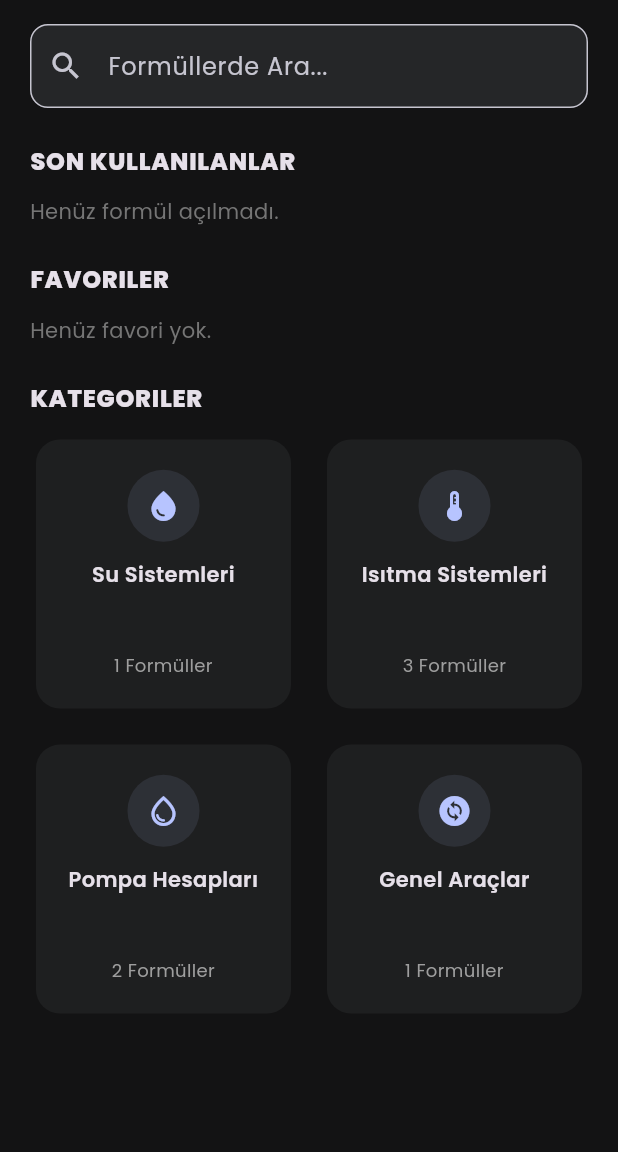
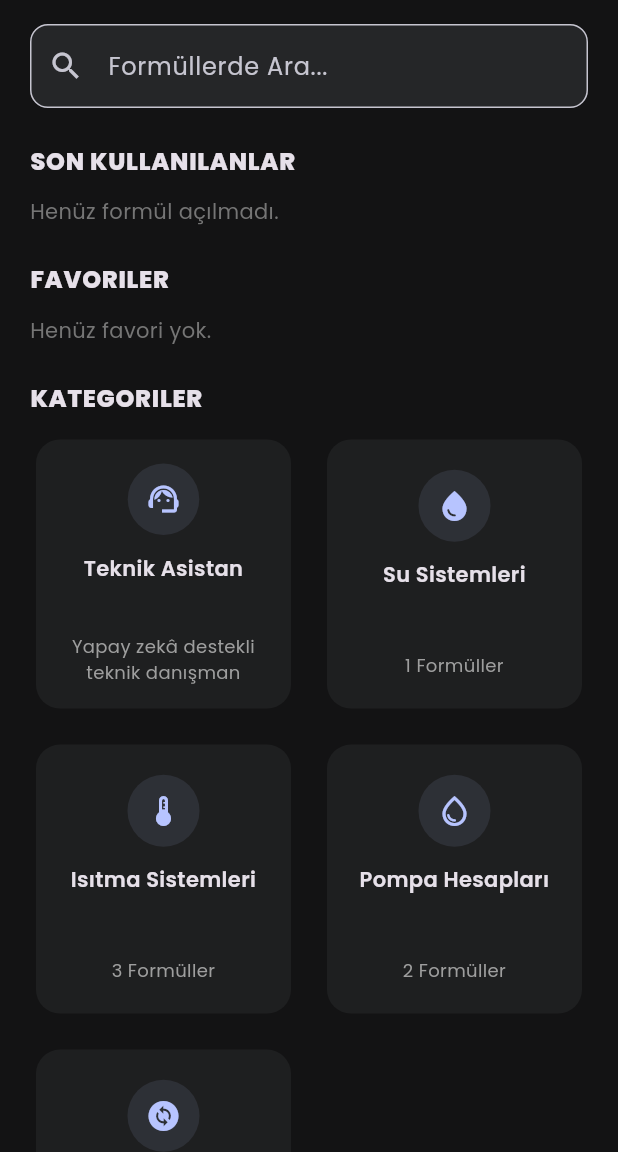
Before and after one commit to beratsoyler/pomeka_v133, a Flutter app: the screen it shows after launch, on a phone screen of 412 x 824 dp, the part 84-1236 px from its top. Run offline on Flutter 3.47's test engine with Material 3 defaults, Android fonts, the phone set to English and light mode, and no system bars; our stand-ins replace fl_chart, google_fonts, pdf, printing, shared_preferences.

Commit message:
Add technical assistant card on home screen

```diff
--- a/lib/screens/catalog_home_screen.dart
+++ b/lib/screens/catalog_home_screen.dart
@@ -9,6 +9,8 @@ import '../search/formula_search.dart';
 import '../services/formula_storage.dart';
 import '../widgets/category_card.dart';
 import '../widgets/formula_card.dart';
+import '../widgets/readable_text.dart';
+import '../pages/chat_page.dart';
 import 'category_screen.dart';
 import 'calculators.dart';
 
@@ -214,9 +216,19 @@ class _CatalogHomeScreenState extends State<CatalogHomeScreen> {
                       mainAxisSpacing: 16,
                       childAspectRatio: 0.95,
                     ),
-                    itemCount: categories.length,
+                    itemCount: categories.length + 1,
                     itemBuilder: (context, index) {
-                      final category = categories[index];
+                      if (index == 0) {
+                        return _AssistantCard(
+                          onTap: () => Navigator.push(
+                            context,
+                            MaterialPageRoute(
+                              builder: (_) => buildChatPage(),
+                            ),
+                          ),
+                        );
+                      }
+                      final category = categories[index - 1];
                       final count =
                           FormulaRegistry.countForCategory(category.id);
                       return CategoryCard(
@@ -302,3 +314,78 @@ class _FormulaGrid extends StatelessWidget {
     );
   }
 }
+
+class _AssistantCard extends StatelessWidget {
+  final VoidCallback onTap;
+
+  const _AssistantCard({required this.onTap});
+
+  @override
+  Widget build(BuildContext context) {
+    final isDark = Theme.of(context).brightness == Brightness.dark;
+    final color = Theme.of(context).colorScheme.primary;
+    return InkWell(
+      onTap: onTap,
+      borderRadius: BorderRadius.circular(16),
+      child: Card(
+        elevation: isDark ? 0 : 2,
+        shape: RoundedRectangleBorder(borderRadius: BorderRadius.circular(16)),
+        child: LayoutBuilder(
+          builder: (context, constraints) {
+            final compact = constraints.maxHeight < 150;
+            final padding = compact ? 12.0 : 16.0;
+            final iconSize = compact ? 36.0 : 48.0;
+            final titleStyle = TextStyle(
+              fontWeight: FontWeight.w600,
+              fontSize: compact ? 13 : 14,
+            );
+            final subtitleStyle = TextStyle(
+              fontSize: compact ? 11 : 12,
+              color: Colors.grey[500],
+            );
+            final titleSpacing = compact ? 6.0 : 12.0;
+            final subtitleSpacing = compact ? 3.0 : 6.0;
+
+            return Padding(
+              padding: EdgeInsets.all(padding),
+              child: Column(
+                mainAxisSize: MainAxisSize.max,
+                mainAxisAlignment: MainAxisAlignment.center,
+                children: [
+                  Flexible(
+                    fit: FlexFit.loose,
+                    child: Container(
+                      width: iconSize,
+                      height: iconSize,
+                      decoration: BoxDecoration(
+                        color: color.withValues(alpha: 0.1),
+                        shape: BoxShape.circle,
+                      ),
+                      child: Icon(Icons.support_agent, color: color),
+                    ),
+                  ),
+                  SizedBox(height: titleSpacing),
+                  Expanded(
+                    child: ReadableText(
+                      text: 'Teknik Asistan',
+                      textAlign: TextAlign.center,
+                      maxLines: 2,
+                      style: titleStyle,
+                    ),
+                  ),
+                  SizedBox(height: subtitleSpacing),
+                  ReadableText(
+                    text: 'Yapay zekâ destekli teknik danışman',
+                    maxLines: 2,
+                    textAlign: TextAlign.center,
+                    style: subtitleStyle,
+                  ),
+                ],
+              ),
+            );
+          },
+        ),
+      ),
+    );
+  }
+}
```
